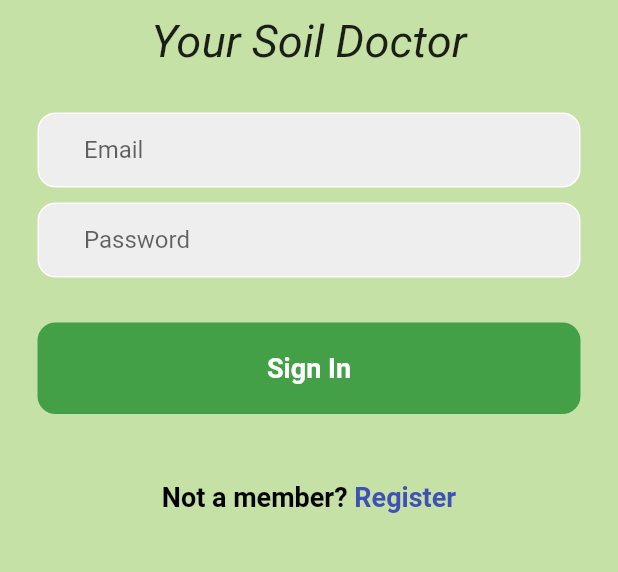
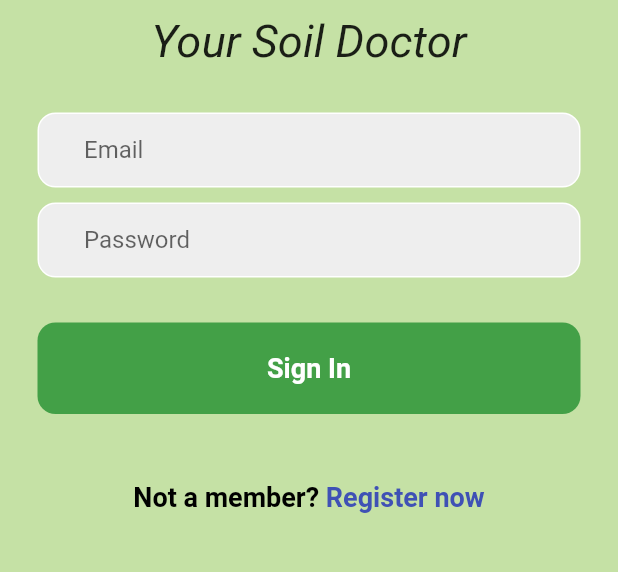
Before and after one commit to shravanicm17/OSIRIS-IH, a Flutter app: the screen it shows after launch, on a phone screen of 412 x 824 dp, the part 456-1028 px from its top. Run offline on Flutter 3.47's test engine with Material 2 defaults, Android fonts, the phone set to English and light mode, and no system bars; our stand-ins replace charts_flutter, curved_navigation_bar.

Commit message:
minor change2

```diff
--- a/lib/screens/login pages/login.dart
+++ b/lib/screens/login pages/login.dart
@@ -116,7 +116,7 @@ class _LoginPageState extends State<LoginPage> {
                       Navigator.pushNamed(context, '/signup');
                     },
                     child: Text(
-                      'Register',
+                      'Register now',
                       style: TextStyle(
                         color: Colors.indigo,
                         fontSize: 18,
```
